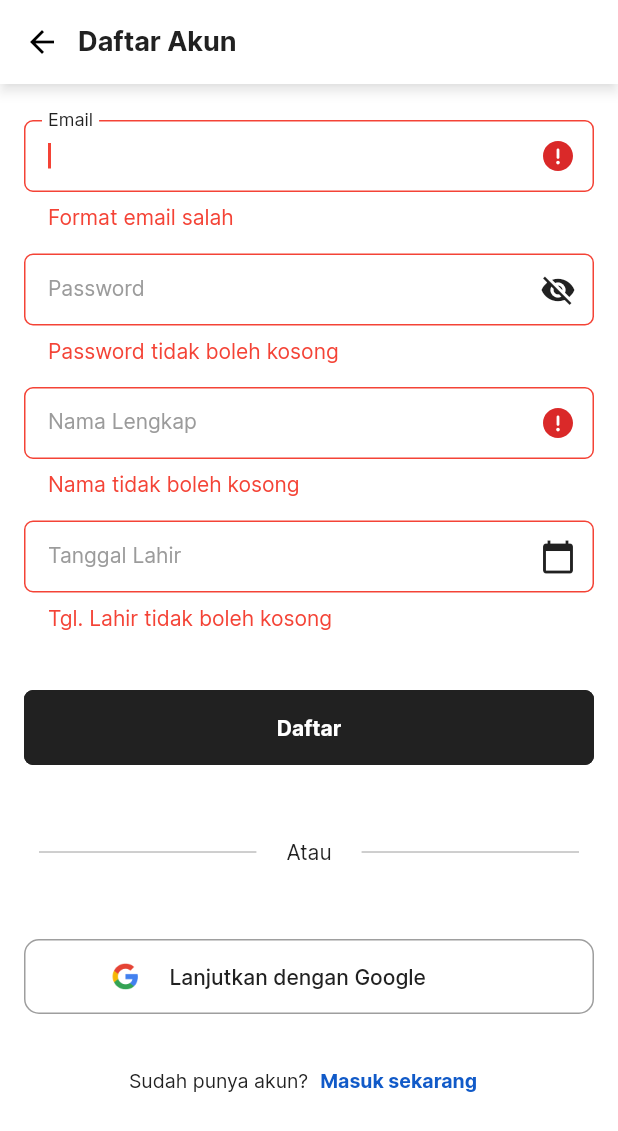
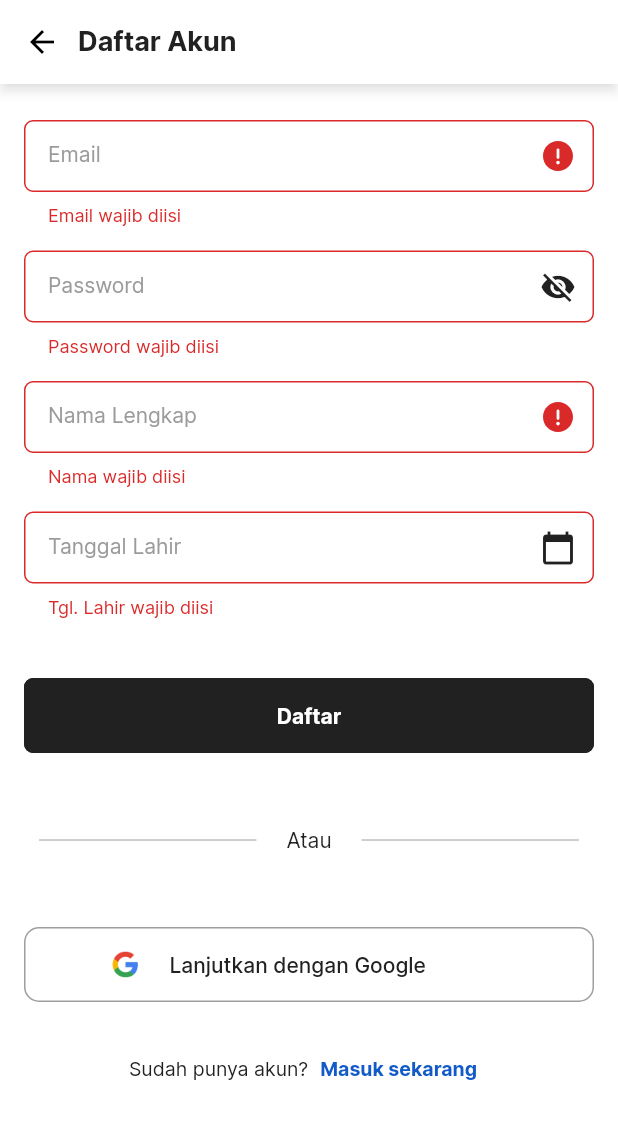
Before and after one commit to aditiaparatama/ColorboxApps, a Flutter app: the ProfileView screen opened by its route, after a tap on "Masuk", after a tap on "Daftar sekarang", after a tap on "Daftar", on a phone screen of 412 x 824 dp. Shown: the top 1131 px of the screen. Run offline on Flutter 3.47's test engine with Material 2 defaults, Android fonts, the phone set to English and light mode, and no system bars; our stand-ins replace cached_network_image, carousel_slider, dotted_line, double_back_to_close_app, flutter_html, flutter_svg and 8 more; accounts and stored records are empty; network calls fail; statements that could not run were skipped.

Commit message:
update view validator register and login

```diff
--- a/lib/app/modules/profile/views/profile_view.dart
+++ b/lib/app/modules/profile/views/profile_view.dart
@@ -18,7 +18,7 @@ class ProfileView extends GetView<ProfileController> {
   final TextEditingController emailController = TextEditingController();
   final TextEditingController passwordController = TextEditingController();
   FocusNode emailFocus = FocusNode();
-  bool showAlert = false;
+  bool emailAlert = false;
 
   ProfileView(this.globalKey, {Key? key}) : super(key: key);
   @override
@@ -60,30 +60,24 @@ class ProfileView extends GetView<ProfileController> {
                                           textEditingController:
                                               emailController,
                                           hint: "Email",
+                                          showAlert: emailAlert,
                                           onSave: (value) {
                                             controller.email = value;
                                           },
-                                            onChange: (_) =>
-                                                controller.update(),
+                                          onChange: (_) => controller.update(),
                                           validator: (value) {
                                             if (RegExp(
                                                     r'^(([^<>()[\]\\.,;:\s@\"]+(\.[^<>()[\]\\.,;:\s@\"]+)*)|(\".+\"))@((\[[0-9]{1,3}\.[0-9]{1,3}\.[0-9]{1,3}\.[0-9]{1,3}\])|(([a-zA-Z\-0-9]+\.)+[a-zA-Z]{2,}))$')
                                                 .hasMatch(value!)) {
+                                              emailAlert = false;
                                               return null;
                                             }
+                                            emailAlert = true;
                                             FocusScope.of(context)
                                                 .requestFocus(emailFocus);
                                             return "Format email salah";
                                           },
-                                            suffixIcon: Padding(
-                                              padding:
-                                                  const EdgeInsets.all(14.0),
-                                              child: showAlert
-                                                  ? SvgPicture.asset(
-                                                      "assets/icon/circle-exclamation-solid.svg",
-                                                    )
-                                                  : null,
-                                            )),
+                                        ),
                                         const SizedBox(
                                           height: 16,
                                         ),
@@ -190,7 +184,6 @@ class ProfileView extends GetView<ProfileController> {
                                                           SnackPosition.BOTTOM);
                                                 }
                                               } else {
-                                                showAlert = true;
                                                 controller.update();
                                               }
                                             },
--- a/lib/app/modules/profile/views/register_view.dart
+++ b/lib/app/modules/profile/views/register_view.dart
@@ -19,7 +19,7 @@ class RegisterView extends GetView<ProfileController> {
 
   static const str = 'date: 2019:04:01';
   final valuestest = str.split(': ');
-  bool showAlert = false;
+  bool emailAlert = false, namaAlert = false;
 
   Future<void> _showMyDialog(context) async {
     return showDialog<void>(
@@ -111,28 +111,28 @@ class RegisterView extends GetView<ProfileController> {
                                   children: [
                                     CustomTextFormField(
                                       hint: "Email",
+                                      showAlert: emailAlert,
                                       onSave: (value) {
                                         controller.email = value;
                                       },
                                       validator: (value) {
+                                        if (value == "" || value == null) {
+                                          emailAlert = true;
+                                          return "Email wajib diisi";
+                                        }
                                         if (RegExp(
                                                 r'^(([^<>()[\]\\.,;:\s@\"]+(\.[^<>()[\]\\.,;:\s@\"]+)*)|(\".+\"))@((\[[0-9]{1,3}\.[0-9]{1,3}\.[0-9]{1,3}\.[0-9]{1,3}\])|(([a-zA-Z\-0-9]+\.)+[a-zA-Z]{2,}))$')
                                             .hasMatch(value!)) {
+                                          emailAlert = false;
                                           return null;
                                         }
+                                        emailAlert = true;
                                         FocusScope.of(context)
                                             .requestFocus(emailFocus);
                                         return "Format email salah";
                                       },
                                       focusNode: emailFocus,
-                                        suffixIcon: Padding(
-                                          padding: const EdgeInsets.all(14.0),
-                                          child: showAlert
-                                              ? SvgPicture.asset(
-                                                  "assets/icon/circle-exclamation-solid.svg",
-                                                )
-                                              : null,
-                                        )),
+                                    ),
                                     const SizedBox(
                                       height: 16,
                                     ),
@@ -158,7 +158,7 @@ class RegisterView extends GetView<ProfileController> {
                                       },
                                       validator: (value) {
                                         if (value == "" || value == null) {
-                                          return "Password tidak boleh kosong";
+                                          return "Password wajib diisi";
                                         }
                                         return null;
                                       },
@@ -168,22 +168,19 @@ class RegisterView extends GetView<ProfileController> {
                                     ),
                                     CustomTextFormField(
                                       hint: "Nama Lengkap",
+                                      showAlert: namaAlert,
                                       onSave: (value) {
                                         controller.firstName = value;
                                       },
                                       validator: (value) {
                                         if (value == "" || value == null) {
-                                            return "Nama tidak boleh kosong";
+                                          namaAlert = true;
+                                          return "Nama wajib diisi";
                                         }
+                                        namaAlert = false;
                                         return null;
                                       },
-                                        suffixIcon: Padding(
-                                            padding: const EdgeInsets.all(14.0),
-                                            child: showAlert
-                                                ? SvgPicture.asset(
-                                                    "assets/icon/circle-exclamation-solid.svg",
-                                                  )
-                                                : null)),
+                                    ),
                                     const SizedBox(
                                       height: 16,
                                     ),
@@ -248,7 +245,7 @@ class RegisterView extends GetView<ProfileController> {
                                         // obscureText: test,
                                         validator: (value) {
                                           if (value == "" || value == null) {
-                                            return "Tgl. Lahir tidak boleh kosong";
+                                            return "Tgl. Lahir wajib diisi";
                                           }
                                           return null;
                                         },
@@ -264,7 +261,6 @@ class RegisterView extends GetView<ProfileController> {
                                         color: secondColor,
                                         onPressed: () async {
                                           _formKey.currentState!.save();
-                                          showAlert = false;
                                           if (_formKey.currentState!
                                               .validate()) {
                                             var result =
@@ -280,7 +276,6 @@ class RegisterView extends GetView<ProfileController> {
                                               controller.update();
                                             }
                                           } else {
-                                            showAlert = true;
                                             controller.update();
                                           }
                                         },
--- a/lib/app/widgets/custom_text_form_field.dart
+++ b/lib/app/widgets/custom_text_form_field.dart
@@ -1,10 +1,11 @@
 import 'package:colorbox/constance.dart';
 import 'package:flutter/material.dart';
 import 'package:colorbox/app/widgets/custom_text.dart';
+import 'package:flutter_svg/svg.dart';
 
 class CustomTextFormField extends StatelessWidget {
   final String? text, hint;
-  final bool? obscureText, readOnly, enabled;
+  final bool? obscureText, readOnly, enabled, showAlert;
   final Widget? suffixIcon;
   final String? prefixText;
   final Widget? prefix;
@@ -25,6 +26,7 @@ class CustomTextFormField extends StatelessWidget {
       this.obscureText = false,
       this.readOnly = false,
       this.enabled = true,
+      this.showAlert = false,
       this.suffixIcon,
       this.prefixText,
       this.prefix,
@@ -66,7 +68,17 @@ class CustomTextFormField extends StatelessWidget {
         style: const TextStyle(fontSize: 14),
         decoration: InputDecoration(
           labelText: hint!,
-          suffixIcon: suffixIcon,
+          floatingLabelStyle: TextStyle(
+              color: (showAlert!) ? colorTextRed : colorTextBlack,
+              fontSize: 14),
+          suffixIcon: (suffixIcon == null && showAlert!)
+              ? Padding(
+                  padding: const EdgeInsets.all(14.0),
+                  child: SvgPicture.asset(
+                    "assets/icon/circle-exclamation-solid.svg",
+                  ),
+                )
+              : suffixIcon,
           prefixText: prefixText,
           prefix: prefix,
           border: OutlineInputBorder(
--- a/lib/app/widgets/my_input_theme.dart
+++ b/lib/app/widgets/my_input_theme.dart
@@ -34,9 +34,9 @@ class MyInputTheme {
         enabledBorder: _buildBorder(const Color(0xFFE5E8EB)),
         focusedBorder: _buildBorder(colorTextBlack),
         //Has error but not focus
-        errorBorder: _buildBorder(Colors.red),
+        errorBorder: _buildBorder(colorTextRed),
         // Has error and focus
-        focusedErrorBorder: _buildBorder(Colors.red),
+        focusedErrorBorder: _buildBorder(colorTextRed),
         // Default value if borders are null
         border: _buildBorder(colorTextBlack),
         // Enabled and focused
@@ -48,7 +48,7 @@ class MyInputTheme {
         floatingLabelStyle: _builtTextStyle(colorTextBlack),
         // Make error and helper the same size, so that the field
         // does not grow in heigth when there is an error text
-        errorStyle: _builtTextStyle(Colors.red, size: 14.0),
+        errorStyle: _builtTextStyle(colorTextRed, size: 12.0),
         helperStyle: _builtTextStyle(colorTextBlack, size: 14.0),
         hintStyle: _builtTextStyle(colorTextGrey, size: 14),
         labelStyle: _builtTextStyle(colorTextGrey, size: 14),
```
Lines whose indentation alone changed are shown as unchanged.
